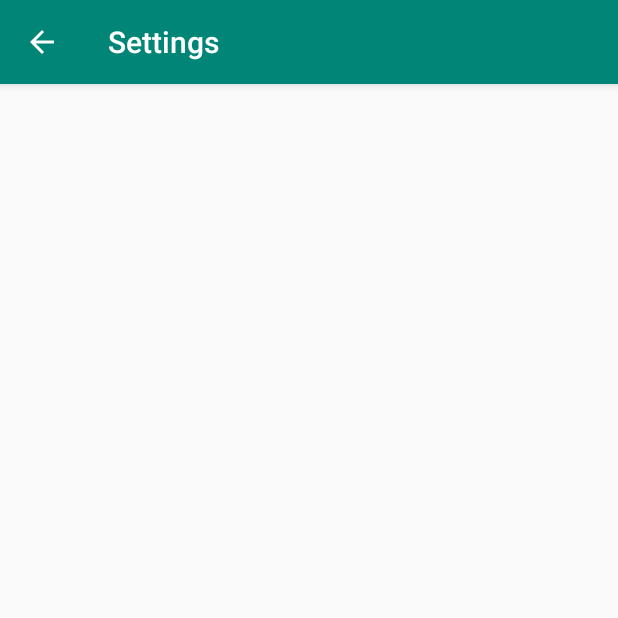
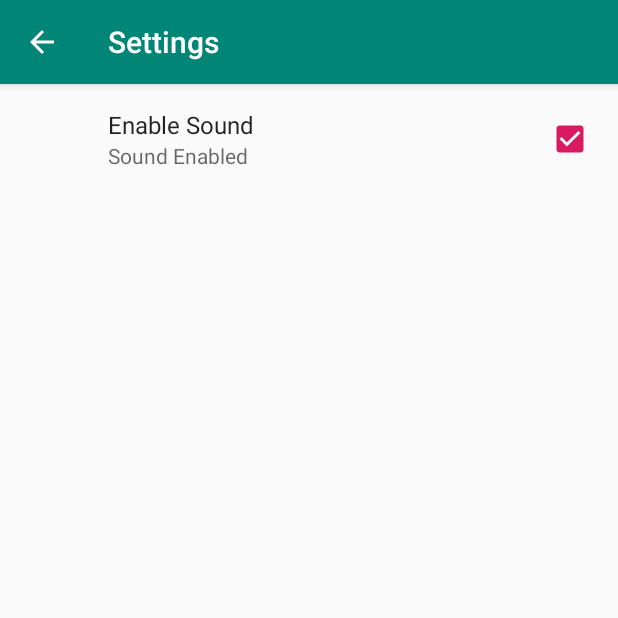
Before and after one commit to omelchenkoaleks/CoolTimer, an Android app: the SettingsActivity screen opened directly, with no data from a screen before it, on a phone screen of 412 x 824 dp, the top half of it. Run offline under Robolectric (Android 15) with nearby library versions, the light colour scheme and no system bars; our stand-ins replace androidx.preference.

Commit message:
используем PreferenceFragmentCompat для реализации настроек (preference) таймера во врагменте (создаем нужный для этого xml файл)

```diff
--- a/app/build.gradle
+++ b/app/build.gradle
@@ -20,9 +20,13 @@ android {
 
 dependencies {
     implementation fileTree(dir: 'libs', include: ['*.jar'])
-    implementation 'androidx.appcompat:appcompat:1.0.2'
+    implementation 'androidx.appcompat:appcompat:1.1.0-alpha05'
     implementation 'androidx.constraintlayout:constraintlayout:1.1.3'
     testImplementation 'junit:junit:4.12'
     androidTestImplementation 'androidx.test:runner:1.1.1'
     androidTestImplementation 'androidx.test.espresso:espresso-core:3.1.1'
+
+    // https://mvnrepository.com/artifact/androidx.preference/preference
+    implementation 'androidx.preference:preference:1.1.0-alpha05'
+
 }
--- /dev/null
+++ b/app/src/main/java/com/omelchenkoaleks/cooltimer/SettingsFragment.java
@@ -0,0 +1,12 @@
+package com.omelchenkoaleks.cooltimer;
+
+import android.os.Bundle;
+
+import androidx.preference.PreferenceFragmentCompat;
+
+public class SettingsFragment extends PreferenceFragmentCompat {
+    @Override
+    public void onCreatePreferences(Bundle savedInstanceState, String rootKey) {
+        addPreferencesFromResource(R.xml.timer_preferences);
+    }
+}
--- a/app/src/main/res/layout/activity_settings.xml
+++ b/app/src/main/res/layout/activity_settings.xml
@@ -1,9 +1,8 @@
 <?xml version="1.0" encoding="utf-8"?>
-<androidx.constraintlayout.widget.ConstraintLayout xmlns:android="http://schemas.android.com/apk/res/android"
-    xmlns:app="http://schemas.android.com/apk/res-auto"
-    xmlns:tools="http://schemas.android.com/tools"
+<fragment xmlns:android="http://schemas.android.com/apk/res/android"
+    android:id="@+id/activity_settings"
+    android:name="com.omelchenkoaleks.cooltimer.SettingsFragment"
     android:layout_width="match_parent"
-    android:layout_height="match_parent"
-    tools:context=".SettingsActivity">
+    android:layout_height="match_parent">
 
-</androidx.constraintlayout.widget.ConstraintLayout>
+</fragment>
--- a/app/src/main/res/values/styles.xml
+++ b/app/src/main/res/values/styles.xml
@@ -6,6 +6,7 @@
         <item name="colorPrimary">@color/colorPrimary</item>
         <item name="colorPrimaryDark">@color/colorPrimaryDark</item>
         <item name="colorAccent">@color/colorAccent</item>
+        <item name="preferenceTheme">@style/PreferenceThemeOverlay</item>
     </style>
 
 </resources>
--- /dev/null
+++ b/app/src/main/res/xml/timer_preferences.xml
@@ -0,0 +1,12 @@
+<?xml version="1.0" encoding="utf-8"?>
+<PreferenceScreen xmlns:android="http://schemas.android.com/apk/res/android">
+
+    <CheckBoxPreference
+        android:defaultValue="true"
+        android:key="enable_sound"
+        android:title="Enable Sound"
+        android:summaryOn="Sound Enabled"
+        android:summaryOff="Sound Disabled"
+        />
+
+</PreferenceScreen>
```
